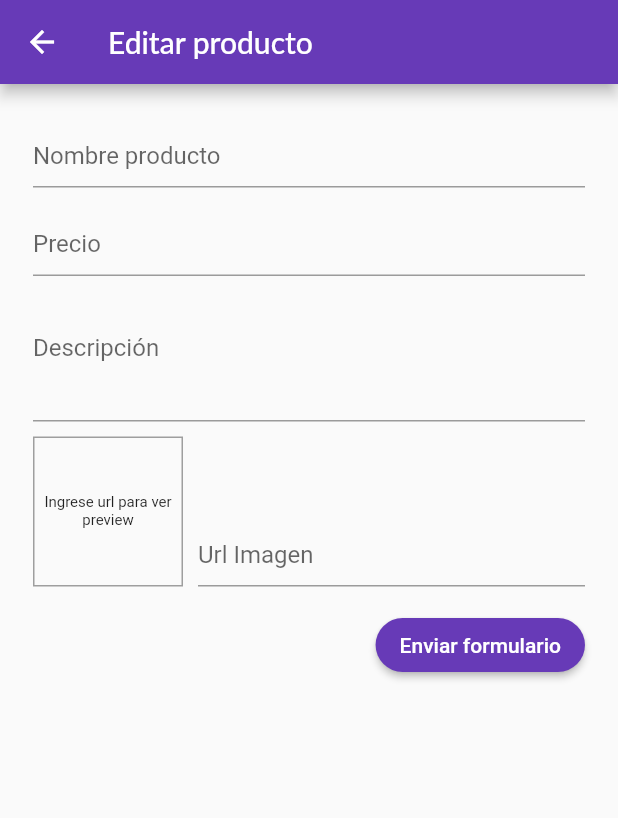
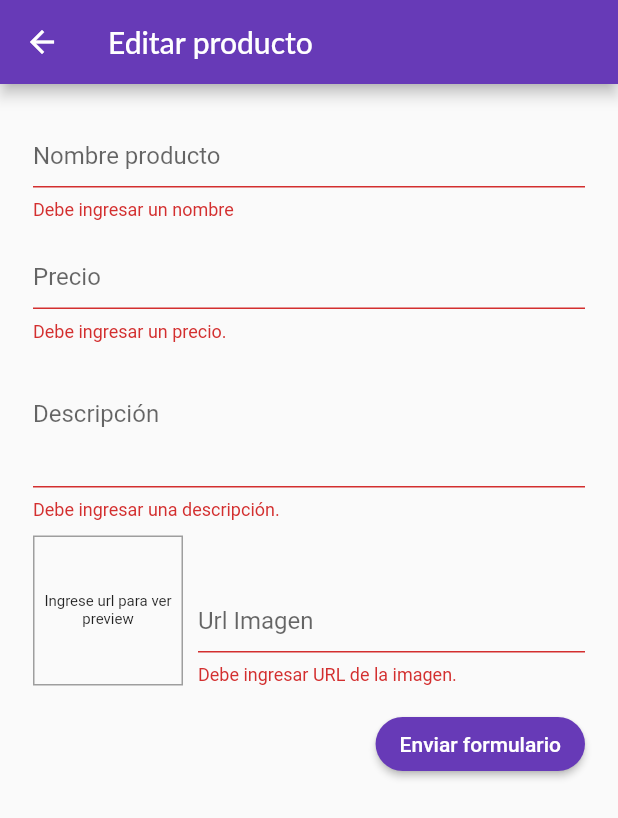
Before and after one commit to PALLdev/apptienda-repo, a Flutter app: the AddProductoScreen screen opened by its route, after a tap on "Enviar formulario", on a phone screen of 412 x 824 dp. Shown: the top 818 px of the screen. Run offline on Flutter 3.47's test engine with Material 2 defaults, Android fonts, the phone set to English and light mode, and no system bars; network calls fail; Roboto replaces fonts that are missing (Lato).

Commit message:
Logica CRUD producto en ProductosProvider. validaciones del form

```diff
--- a/lib/screens/add_producto_screen.dart
+++ b/lib/screens/add_producto_screen.dart
@@ -1,5 +1,7 @@
 import 'package:flutter/material.dart';
+import 'package:provider/provider.dart';
 import '../providers/Producto.dart';
+import '../providers/productos_provider.dart';
 
 class AddProductoScreen extends StatefulWidget {
   static const routeName = '/add-producto';
@@ -23,26 +25,81 @@ class _EditarProductoScreenState extends State<AddProductoScreen> {
     imagenUrl: "",
     precio: 0.0,
   );
+  var _isInit = true;
+
+  var _valoresIniciales = {
+    'titulo': '',
+    'precio': '',
+    'descripcion': '',
+    'urlImagen': '',
+  };
 
   /// muestra el preview de la imagen al cambiar el focus a otro input
+  /// valido que no se muestre una imagen si la url no es valida
   void _updateImagenPreviewPorFocus() {
     if (!_imgUrlFocus.hasFocus) {
+      if ((!_urlImagenController.text.startsWith('http') &&
+              !_urlImagenController.text.startsWith('https')) ||
+          (!_urlImagenController.text.endsWith('.png') &&
+              !_urlImagenController.text.endsWith('.jpg') &&
+              !_urlImagenController.text.endsWith('.jpeg'))) {
+        return;
+      }
       setState(() {});
     }
   }
 
   void _saveFormulario() {
+    final formularioValido = _formKey.currentState.validate();
+    if (!formularioValido) {
+      return;
+    }
     _formKey.currentState.save();
-    print(_nuevoProducto.titulo);
-    print(_nuevoProducto.precio);
-    print(_nuevoProducto.descripcion);
-    print(_nuevoProducto.imagenUrl);
+    // debo validar para que al hacer el update no me ingrese el mismo producto otra vez,
+    // debo asegurarme que TODOS los datos del producto que sera reemplazado se mantengan en el nuevo
+    // y se actualizen solo los datos que el usuario modifique (onSaved) En este caso no perder el valor
+    // del esFavorito ni el id
+    if (_nuevoProducto.id != null) {
+      Provider.of<ProductosProvider>(context, listen: false)
+          .updateProducto(_nuevoProducto.id, _nuevoProducto);
+    } else {
+      Provider.of<ProductosProvider>(context, listen: false)
+          .addProducto(_nuevoProducto);
+    }
+
+    Navigator.of(context)
+        .pop(); // para volver a la ventana anterior despues de agregar
   }
 
   @override
   void initState() {
     super.initState();
     _imgUrlFocus.addListener(_updateImagenPreviewPorFocus);
+  }
+
+  @override
+  void didChangeDependencies() {
+    // creamos una variable isInit para obtener la id solo la primera vez que se ejecute este metodo
+    // y no cada vez q se reejecuta ( didChangeDependencies() )
+    // luego de los que queremos hacer cambiamos el valor de la variable a false para q no se ejecute nuevamente
+    if (_isInit) {
+      final idProducto = ModalRoute.of(context).settings.arguments as String;
+
+      if (idProducto != null) {
+        _nuevoProducto = Provider.of<ProductosProvider>(context, listen: false)
+            .buscarPorId(idProducto);
+        _valoresIniciales = {
+          'titulo': _nuevoProducto.titulo,
+          'precio': '${_nuevoProducto.precio.toStringAsFixed(0)}',
+          'descripcion': _nuevoProducto.descripcion,
+          //'urlImagen': _nuevoProducto.imagenUrl,
+          'urlImagen': '',
+        };
+        _urlImagenController.text = _nuevoProducto.imagenUrl;
+      }
+    }
+    _isInit = false;
+    super.didChangeDependencies();
   }
 
   @override
@@ -78,11 +135,23 @@ class _EditarProductoScreenState extends State<AddProductoScreen> {
             child: Column(
               children: [
                 TextFormField(
+                  initialValue: _valoresIniciales['titulo'],
                   decoration: InputDecoration(
                     labelText: 'Nombre producto',
                     alignLabelWithHint: true,
                   ),
                   textInputAction: TextInputAction.next,
+                  /////////////////////////////////
+                  // con el return null le decimos que no hay error. (input correcto)
+                  // return string para mostrar mensaje de error
+                  // en decoration del Textformfield puedo configurar como se ve el mensaje de error
+                  // value es lo que ingreso el usuario
+                  validator: (value) {
+                    if (value.isEmpty) {
+                      return 'Debe ingresar un nombre';
+                    }
+                    return null;
+                  },
                   onFieldSubmitted: (_) {
                     FocusScope.of(context).requestFocus(_precioInputFocus);
                   },
@@ -92,7 +161,8 @@ class _EditarProductoScreenState extends State<AddProductoScreen> {
                   onSaved: (newValue) {
                     _nuevoProducto = Producto(
                       titulo: newValue,
-                      id: null,
+                      id: _nuevoProducto.id,
+                      esFavorito: _nuevoProducto.esFavorito,
                       descripcion: _nuevoProducto.descripcion,
                       imagenUrl: _nuevoProducto.imagenUrl,
                       precio: _nuevoProducto.precio,
@@ -100,6 +170,7 @@ class _EditarProductoScreenState extends State<AddProductoScreen> {
                   },
                 ),
                 TextFormField(
+                    initialValue: _valoresIniciales['precio'],
                     decoration: InputDecoration(
                       labelText: 'Precio',
                       alignLabelWithHint: true,
@@ -110,26 +181,50 @@ class _EditarProductoScreenState extends State<AddProductoScreen> {
                     onFieldSubmitted: (_) {
                       FocusScope.of(context).requestFocus(_descripInputFocus);
                     },
+                    validator: (value) {
+                      if (value.isEmpty) {
+                        return 'Debe ingresar un precio.';
+                      }
+                      if (double.tryParse(value) == null) {
+                        return 'El precio debe ser un número valido.';
+                      }
+                      if (double.parse(value) <= 0) {
+                        return 'El precio debe ser mayor a cero.';
+                      }
+                      return null;
+                    },
                     onSaved: (newValue) {
                       _nuevoProducto = Producto(
                         precio: double.parse(newValue),
-                        id: null,
+                        id: _nuevoProducto.id,
+                        esFavorito: _nuevoProducto.esFavorito,
                         titulo: _nuevoProducto.titulo,
                         descripcion: _nuevoProducto.descripcion,
                         imagenUrl: _nuevoProducto.imagenUrl,
                       );
                     }),
                 TextFormField(
+                  initialValue: _valoresIniciales['descripcion'],
                   decoration: InputDecoration(
                     labelText: 'Descripción',
                   ),
                   keyboardType: TextInputType.multiline,
                   maxLines: 3,
                   focusNode: _descripInputFocus,
+                  validator: (value) {
+                    if (value.isEmpty) {
+                      return 'Debe ingresar una descripción.';
+                    }
+                    if (value.length < 10) {
+                      return 'La descripcion es demasiado corta.';
+                    }
+                    return null;
+                  },
                   onSaved: (newValue) {
                     _nuevoProducto = Producto(
                       descripcion: newValue,
-                      id: null,
+                      id: _nuevoProducto.id,
+                      esFavorito: _nuevoProducto.esFavorito,
                       titulo: _nuevoProducto.titulo,
                       precio: _nuevoProducto.precio,
                       imagenUrl: _nuevoProducto.imagenUrl,
@@ -174,6 +269,21 @@ class _EditarProductoScreenState extends State<AddProductoScreen> {
                         ),
                         keyboardType: TextInputType.url,
                         textInputAction: TextInputAction.done,
+                        validator: (value) {
+                          if (value.isEmpty) {
+                            return 'Debe ingresar URL de la imagen.';
+                          }
+                          if (!value.startsWith('http') &&
+                              !value.startsWith('https')) {
+                            return 'Ingrese una URL valida.';
+                          }
+                          if (!value.endsWith('.jpg') &&
+                              !value.endsWith('.jpeg') &&
+                              !value.endsWith('.png')) {
+                            return 'Formato de la imagen no valido.';
+                          }
+                          return null;
+                        },
                         onFieldSubmitted: (_) {
                           _saveFormulario();
                         },
@@ -186,7 +296,8 @@ class _EditarProductoScreenState extends State<AddProductoScreen> {
                         onSaved: (newValue) {
                           _nuevoProducto = Producto(
                             imagenUrl: newValue,
-                            id: null,
+                            id: _nuevoProducto.id,
+                            esFavorito: _nuevoProducto.esFavorito,
                             titulo: _nuevoProducto.titulo,
                             descripcion: _nuevoProducto.descripcion,
                             precio: _nuevoProducto.precio,
--- a/lib/screens/mantenedor_productos_screen.dart
+++ b/lib/screens/mantenedor_productos_screen.dart
@@ -29,6 +29,7 @@ class MantenedorProductosScreen extends StatelessWidget {
         itemBuilder: (ctx, index) => Column(
           children: [
             ItemListProductosUser(
+              lsnrProductos.listaProductosProvider[index].id,
               lsnrProductos.listaProductosProvider[index].titulo,
               lsnrProductos.listaProductosProvider[index].imagenUrl,
             ),
```
Also changed, not shown: lib/providers/productos_provider.dart (+31 -1 lines), lib/widgets/item_list_productos_user.dart (+13 -2 lines).
